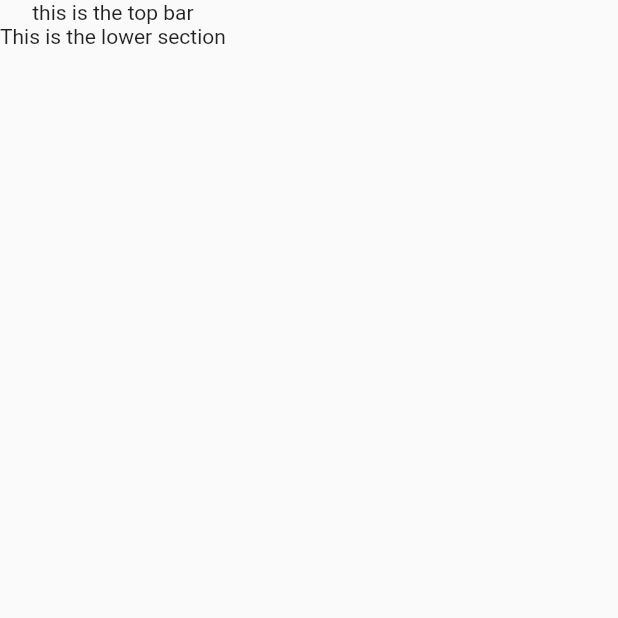
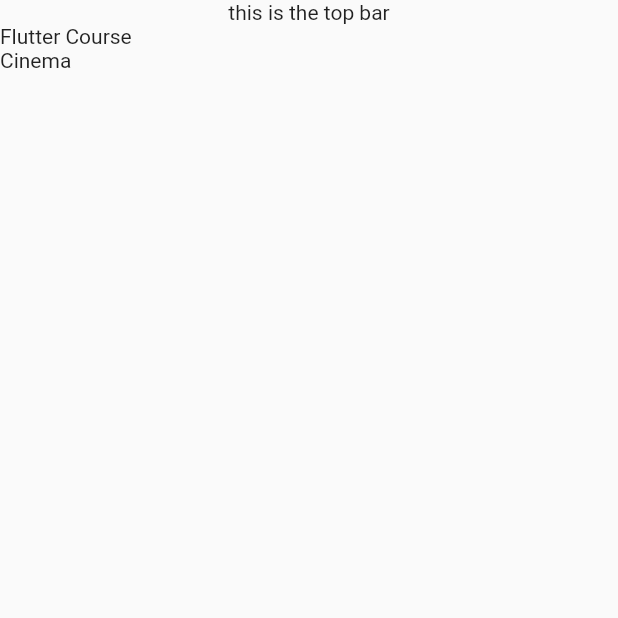
Before and after one commit to raunakb03/flutter_expenses_app, a Flutter app: the screen it shows after launch, on a phone screen of 412 x 824 dp, the top half of it. Run offline on Flutter 3.47's test engine with Material 2 defaults, Android fonts, the phone set to English and light mode, and no system bars.

Commit message:
use expanded widget to make the listview widget take the full length of the column

```diff
--- a/lib/expenses.dart
+++ b/lib/expenses.dart
@@ -1,3 +1,4 @@
+import 'package:exepense_tracker/expenses_list.dart';
 import 'package:exepense_tracker/models/expense.dart';
 import 'package:flutter/material.dart';
 
@@ -29,9 +30,9 @@ class _Expenses extends State<Expenses> {
   Widget build(context) {
     return Scaffold(
       body: Column(
-        children: const [
-          Text("this is the top bar"),
-          Text('This is the lower section'),
+        children: [
+          const Text("this is the top bar"),
+          Expanded(child: ExpensesList(expenses: _registeredExpenses)),
         ],
       ),
     );
```
